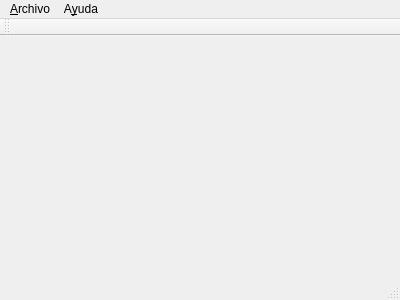
Above: mainwindow.ui from Harryth/legobrickidentification before the change. Below: the same form after it.
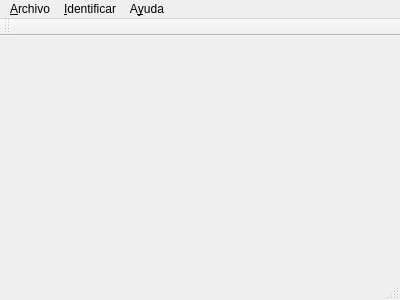
That is the form after the change. Icons and pictures are not drawn.

Commit message: Train and identify image added, train complete and identify goes to find contours.

```diff
--- a/mainwindow.ui
+++ b/mainwindow.ui
@@ -47,7 +47,15 @@
     </property>
     <addaction name="actionOpenCV_Help"/>
    </widget>
+   <widget class="QMenu" name="menu_Identify">
+    <property name="title">
+     <string>&amp;Identificar</string>
+    </property>
+    <addaction name="action_Train_Identifier"/>
+    <addaction name="actionIdentify_Image"/>
+   </widget>
    <addaction name="menu_file"/>
+   <addaction name="menu_Identify"/>
    <addaction name="menuHelp"/>
   </widget>
   <widget class="QToolBar" name="mainToolBar">
```
Left out of the diff: 16 changed lines with no effect on the pictures. The commit also changes 2 other files.
